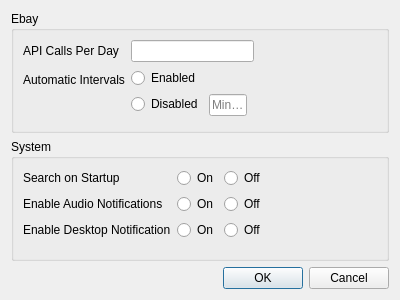
Before: the Qt Designer form ui/settings.ui in bekindpleaserewind/gamefinder, drawn with Qt 5.
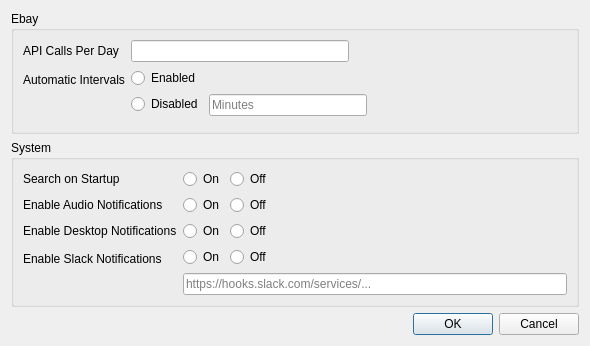
After: the same form once the commit is applied.

Commit message: Added slack webhook notification support

```diff
--- a/ui/settings.ui
+++ b/ui/settings.ui
@@ -6,8 +6,8 @@
    <rect>
     <x>0</x>
     <y>0</y>
-    <width>400</width>
-    <height>300</height>
+    <width>582</width>
+    <height>346</height>
    </rect>
   </property>
   <property name="windowTitle">
@@ -39,7 +39,7 @@
           </property>
           <property name="sizeHint" stdset="0">
            <size>
-            <width>120</width>
+            <width>180</width>
             <height>20</height>
            </size>
           </property>
@@ -191,7 +191,7 @@
       <item row="2" column="0">
        <widget class="QLabel" name="label_3">
         <property name="text">
-         <string>Enable Desktop Notification</string>
+         <string>Enable Desktop Notifications</string>
         </property>
        </widget>
       </item>
@@ -226,6 +226,61 @@
         </item>
        </layout>
       </item>
+      <item row="3" column="0">
+       <widget class="QLabel" name="slackLabel">
+        <property name="text">
+         <string>Enable Slack Notifications</string>
+        </property>
+       </widget>
+      </item>
+      <item row="3" column="1">
+       <layout class="QVBoxLayout" name="verticalLayout_3">
+        <item>
+         <layout class="QHBoxLayout" name="horizontalLayout_6">
+          <item>
+           <widget class="QRadioButton" name="enableSlackNotificationOn">
+            <property name="text">
+             <string>On</string>
+            </property>
+           </widget>
+          </item>
+          <item>
+           <widget class="QRadioButton" name="enableSlackNotificationOff">
+            <property name="text">
+             <string>Off</string>
+            </property>
+           </widget>
+          </item>
+          <item>
+           <spacer name="horizontalSpacer_6">
+            <property name="orientation">
+             <enum>Qt::Horizontal</enum>
+            </property>
+            <property name="sizeHint" stdset="0">
+             <size>
+              <width>40</width>
+              <height>20</height>
+             </size>
+            </property>
+           </spacer>
+          </item>
+         </layout>
+        </item>
+        <item>
+         <widget class="QLineEdit" name="slackLineEdit">
+          <property name="minimumSize">
+           <size>
+            <width>384</width>
+            <height>0</height>
+           </size>
+          </property>
+          <property name="placeholderText">
+           <string>https://hooks.slack.com/services/...</string>
+          </property>
+         </widget>
+        </item>
+       </layout>
+      </item>
      </layout>
     </widget>
    </item>
```
The commit also changes 3 other files.
